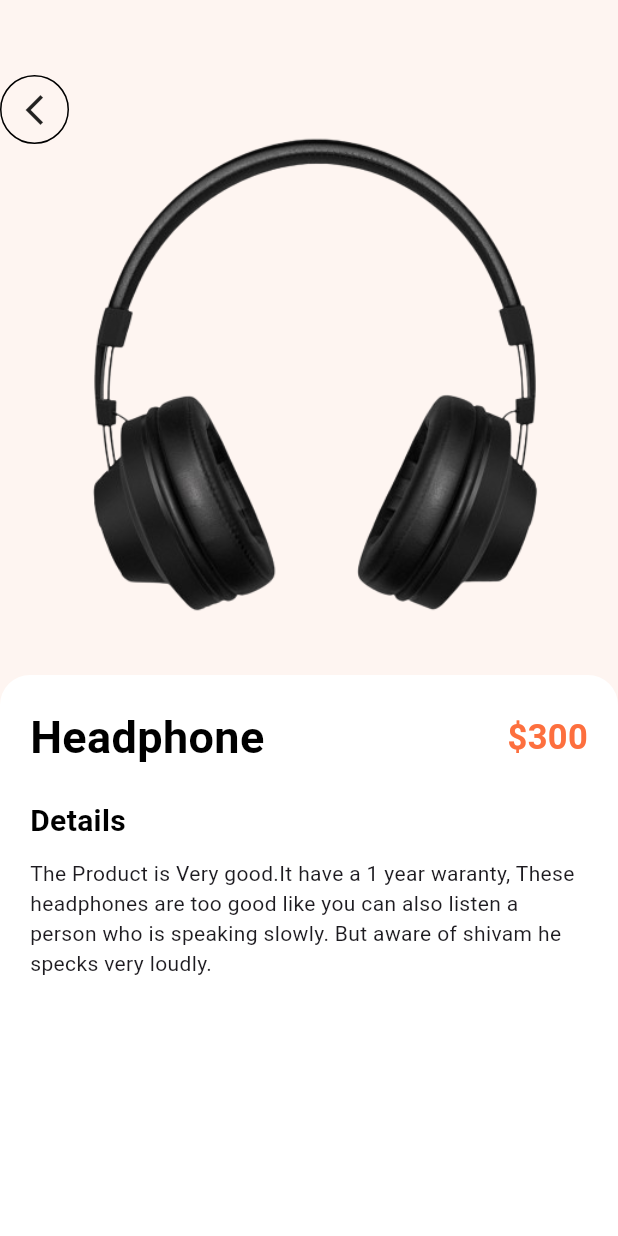
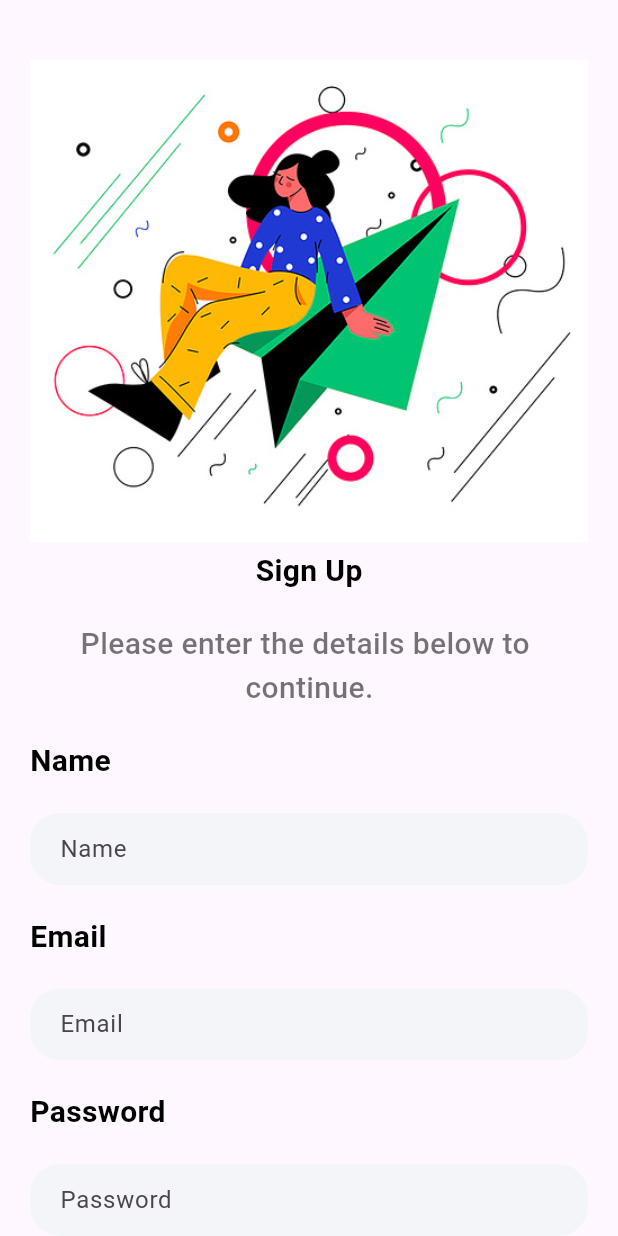
Before and after one commit to Jaydeep-Gohil/Cartify, a Flutter app: the screen it shows after launch, on a phone screen of 412 x 824 dp. Run offline on Flutter 3.47's test engine with Material 3 defaults, Android fonts, the phone set to English and light mode, and no system bars; our stand-ins replace curved_navigation_bar, firebase_auth, firebase_core; accounts and stored records are empty.

Commit message:
v1.0.1
-> create a login page.
-> Create SignUp page
-> Impliment Fireabse.
-> User register using Firebase

```diff
--- /dev/null
+++ b/lib/Pages/signup.dart
@@ -0,0 +1,179 @@
+import 'package:cartify/Pages/login.dart';
+import 'package:firebase_auth/firebase_auth.dart';
+import 'package:flutter/material.dart';
+
+import '../widget/support_widget.dart';
+import 'bottomnav.dart';
+class SignUp extends StatefulWidget {
+  const SignUp({super.key});
+
+  @override
+  State<SignUp> createState() => _SignUpState();
+}
+
+class _SignUpState extends State<SignUp> {
+
+  String? name,email,password;
+  TextEditingController nameController = new TextEditingController();
+  TextEditingController mailController = new TextEditingController();
+  TextEditingController passwordController = new TextEditingController();
+
+  final _formkey = GlobalKey<FormState>();
+
+  residtration()async{
+    if(password!=null && name!=null && email!=null){
+      try{
+        UserCredential userCredential = await FirebaseAuth.instance.createUserWithEmailAndPassword(email: email!, password: password!);
+
+        ScaffoldMessenger.of(context).showSnackBar(SnackBar(
+          backgroundColor: Colors.redAccent,
+          content: Text('Resitered Successfully',style: TextStyle(fontSize: 20,),),));
+        Navigator.push(context, MaterialPageRoute(builder: (context)=>Bottomnav()));
+      }on FirebaseAuthException catch(e){
+        if(e.code == 'weak-Password'){
+          ScaffoldMessenger.of(context).showSnackBar(SnackBar(
+            backgroundColor: Colors.redAccent,
+            content: Text('Password Provided is too weak',style: TextStyle(fontSize: 20,),),));
+        }else if(e.code == 'email-aready-in-use'){
+          ScaffoldMessenger.of(context).showSnackBar(SnackBar(
+            backgroundColor: Colors.redAccent,
+            content: Text('Account Already exsists ',style: TextStyle(fontSize: 20,),),));
+        }
+
+      }
+    }
+  }
+  @override
+  Widget build(BuildContext context) {
+    return Scaffold(
+      body: SingleChildScrollView(
+        child: Container(
+          margin: EdgeInsets.only(top: 40,left: 20,right: 20,bottom: 40),
+          child: Form(
+            key: _formkey,
+            child: Column(
+              crossAxisAlignment: CrossAxisAlignment.start,
+              children: [
+                Image.asset("images/login.png",),
+                SizedBox(height: 5,),
+                Center(child: Text("Sign Up",style: AppWidget.semiBoldTextFeildStyle(),)),
+                SizedBox(height: 20,),
+                Center(child: Text("Please enter the details below to \n                     continue.",style: AppWidget.LightTextFeildStyle(),)),
+                SizedBox(height:20,),
+                Text("Name",style: AppWidget.semiBoldTextFeildStyle(),),
+                SizedBox(height: 20,),
+                Container(
+                    padding: EdgeInsets.only(left: 20),
+                    decoration: BoxDecoration(
+                        color: Color(0xFFF4F5F9),
+                        borderRadius: BorderRadius.circular(20)
+                    ),
+
+                    child: TextFormField(
+                      validator: (value){
+                        if(value==null || value.isEmpty){
+                          return 'Please Enter Your Name';
+                        }
+
+                        return null;
+                      },
+                      controller: nameController,
+                      decoration: InputDecoration(
+                        border: InputBorder.none,
+                        hintText: "Name",
+                      ),
+                    )),
+                SizedBox(height: 20,),
+                Text("Email",style: AppWidget.semiBoldTextFeildStyle(),),
+                SizedBox(height: 20,),
+                Container(
+                    padding: EdgeInsets.only(left: 20),
+                    decoration: BoxDecoration(
+                        color: Color(0xFFF4F5F9),
+                        borderRadius: BorderRadius.circular(20)
+                    ),
+
+                    child: TextFormField(
+                      validator: (value){
+                        if(value==null || value.isEmpty){
+                          return 'Please Enter Your Email.';
+                        }
+
+                        return null;
+                      },
+                      controller: mailController,
+                      decoration: InputDecoration(
+                        border: InputBorder.none,
+                        hintText: "Email",
+                      ),
+                    )),
+
+                SizedBox(height: 20,),
+                Text("Password",style: AppWidget.semiBoldTextFeildStyle(),),
+                SizedBox(height: 20,),
+                Container(
+                    padding: EdgeInsets.only(left: 20),
+                    decoration: BoxDecoration(
+                        color: Color(0xFFF4F5F9),
+                        borderRadius: BorderRadius.circular(20)
+                    ),
+                    child: TextFormField(
+                      obscureText: true,
+                      validator: (value){
+                        if(value==null || value.isEmpty){
+                          return 'Please Enter Your Password';
+                        }
+
+                        return null;
+                      },
+                      controller: passwordController,
+                      decoration: InputDecoration(
+                        border: InputBorder.none,
+                        hintText: "Password",
+                      ),
+                    )),
+                SizedBox(height: 30,),
+                GestureDetector(
+                  onTap: (){
+                    if(_formkey.currentState!.validate()){
+                      setState(() {
+                        name = nameController.text;
+                        email = mailController.text;
+                        password = passwordController.text;
+
+                      });
+                    }
+                    residtration();
+                  },
+                  child: Center(
+                    child: Container(
+                      width: MediaQuery.of(context).size.width/2,
+                      padding: EdgeInsets.all(18),
+                      decoration: BoxDecoration(
+                        color: Colors.green,
+                        borderRadius: BorderRadius.circular(10),
+                      ),
+                      child: Center(child: Text("SIGN UP",style: TextStyle(color: Colors.white,fontSize: 20,fontWeight: FontWeight.bold),)),
+                    ),
+                  ),
+                ),
+                SizedBox(height: 20,),
+                Row(
+                  mainAxisAlignment: MainAxisAlignment.center,
+                  children: [
+                    Text("Already have an account ? ",style: AppWidget.LightTextFeildStyle(),),
+                    GestureDetector(
+                      onTap: (){
+                        Navigator.push(context, MaterialPageRoute(builder: (context)=>LogIn()));
+                      },
+                        child: Text("Sign In",style: TextStyle(color: Colors.green,fontSize: 18,fontWeight: FontWeight.w500),)),
+                  ],
+                ),
+              ],
+            ),
+          ),
+        ),
+      ),
+    );
+  }
+}
--- a/lib/main.dart
+++ b/lib/main.dart
@@ -1,10 +1,15 @@
 import 'package:cartify/Pages/bottomnav.dart';
 import 'package:cartify/Pages/home.dart';
+import 'package:cartify/Pages/login.dart';
 import 'package:cartify/Pages/onboarding.dart';
 import 'package:cartify/Pages/product_detail.dart';
+import 'package:cartify/Pages/signup.dart';
+import 'package:firebase_core/firebase_core.dart';
 import 'package:flutter/material.dart';
 
-void main() {
+void main() async{
+  WidgetsFlutterBinding.ensureInitialized();
+  await Firebase.initializeApp();
   runApp(const MyApp());
 }
 
@@ -21,7 +26,7 @@ class MyApp extends StatelessWidget {
 
         colorScheme: ColorScheme.fromSeed(seedColor: Colors.deepPurple),
       ),
-      home: ProductDetail(),
+      home: SignUp(),
     );
   }
 }
--- a/pubspec.yaml
+++ b/pubspec.yaml
@@ -32,6 +32,9 @@ dependencies:
     sdk: flutter
 
   curved_navigation_bar: ^1.0.6
+  cloud_firestore: ^6.0.1
+  firebase_core: ^4.1.0
+  firebase_auth: ^6.0.2
 
   # The following adds the Cupertino Icons font to your application.
   # Use with the CupertinoIcons class for iOS style icons.
```
Also changed, not shown: lib/Pages/login.dart (+94 -0 lines), pubspec.lock, 6 other files.
